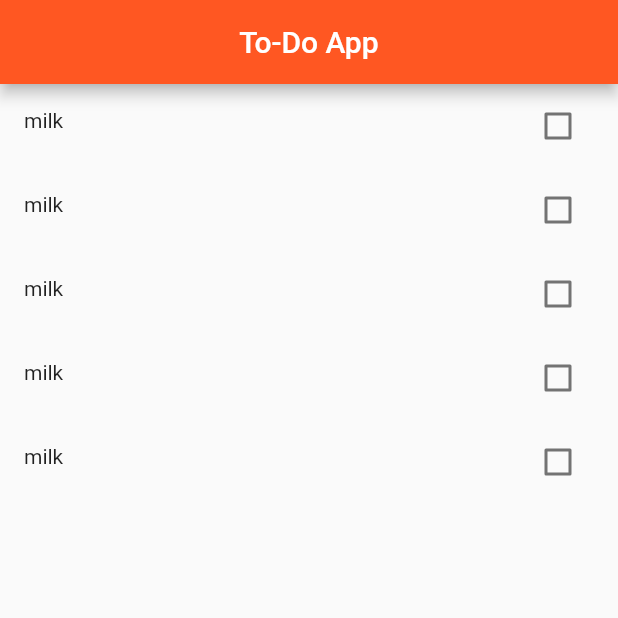
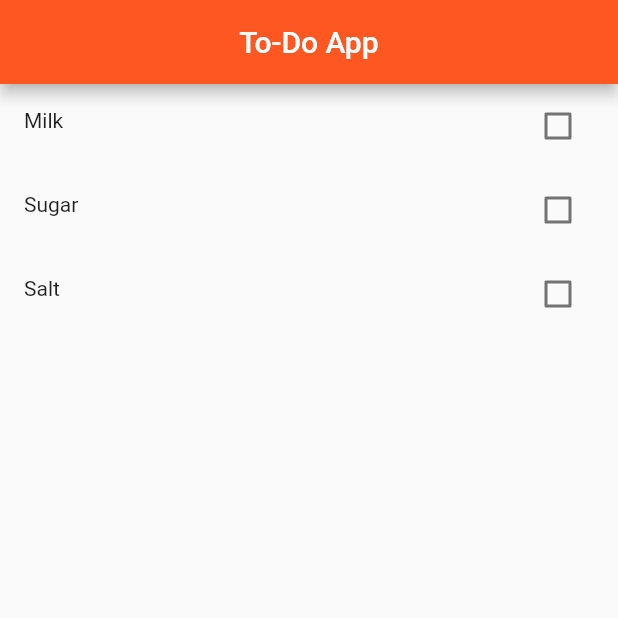
Before and after one commit to TripathiPrabhu/todo_app_with_provider, a Flutter app: the screen it shows after launch, on a phone screen of 412 x 824 dp, the top half of it. Run offline on Flutter 3.47's test engine with Material 2 defaults, Android fonts, the phone set to English and light mode, and no system bars; missing offline and left inert: dart:js.

Commit message:
Project completed

```diff
--- a/lib/main.dart
+++ b/lib/main.dart
@@ -1,22 +1,16 @@
+import 'dart:js';
+
 import 'package:flutter/material.dart';
+import 'package:provider/provider.dart';
 
 void main() {
-  runApp(const MyApp());
+  runApp(ChangeNotifierProvider(
+    create: (context)=>TaskData(),
+      child: MyApp()));
 }
 
-class MyApp extends StatefulWidget {
+class MyApp extends StatelessWidget {
   const MyApp({Key? key}) : super(key: key);
-
-  @override
-  State<MyApp> createState() => _MyAppState();
-}
-
-class _MyAppState extends State<MyApp> {
-  @override
-  void setState(VoidCallback fn) {
-
-    super.setState(fn);
-  }
   @override
   Widget build(BuildContext context) {
     return MaterialApp(
@@ -31,17 +25,14 @@ class _MyAppState extends State<MyApp> {
             centerTitle: true,
           ),
           body: ListView.builder(
-          itemCount: 5,
+            itemCount: context.watch<TaskData>().listTask.length,
               itemBuilder: (context, index){
                 return ListTile(
-                leading: Text('milk'),
+                  leading: Text('${context.watch<TaskData>().listTask[index].product}'),
                   trailing: Checkbox(
-                  value: false,
+                    value: context.watch<TaskData>().listTask[index].isAvailble,
                     onChanged: (bool? value) {
-                    setState(() {
-                                  value = true;
-                    });
-
+                      context.read<TaskData>().toggle(index, value!);
                       },
                   ),
                 );
@@ -50,3 +41,23 @@ class _MyAppState extends State<MyApp> {
     );
   }
 }
+
+class Task {
+  String? product;
+  bool? isAvailble;
+  Task({this.product, this.isAvailble});
+}
+
+class TaskData extends ChangeNotifier{
+List<Task> listTask = [
+  Task(product: 'Milk', isAvailble: false),
+  Task(product: 'Sugar', isAvailble: false),
+  Task(product: 'Salt', isAvailble: false),
+];
+
+toggle(int index, bool value){
+  listTask[index].isAvailble = value;
+  notifyListeners();
+
+}
+}
--- a/pubspec.yaml
+++ b/pubspec.yaml
@@ -36,6 +36,7 @@ dependencies:
   # The following adds the Cupertino Icons font to your application.
   # Use with the CupertinoIcons class for iOS style icons.
   cupertino_icons: ^1.0.2
+  provider: ^6.0.4
 
 dev_dependencies:
   flutter_test:
```
Also changed, not shown: pubspec.lock. Lines whose indentation alone changed are shown as unchanged.
